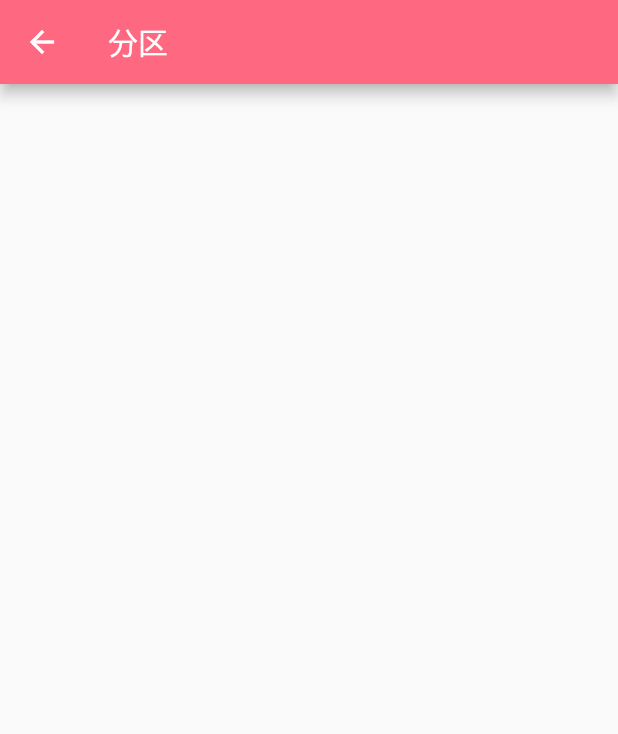
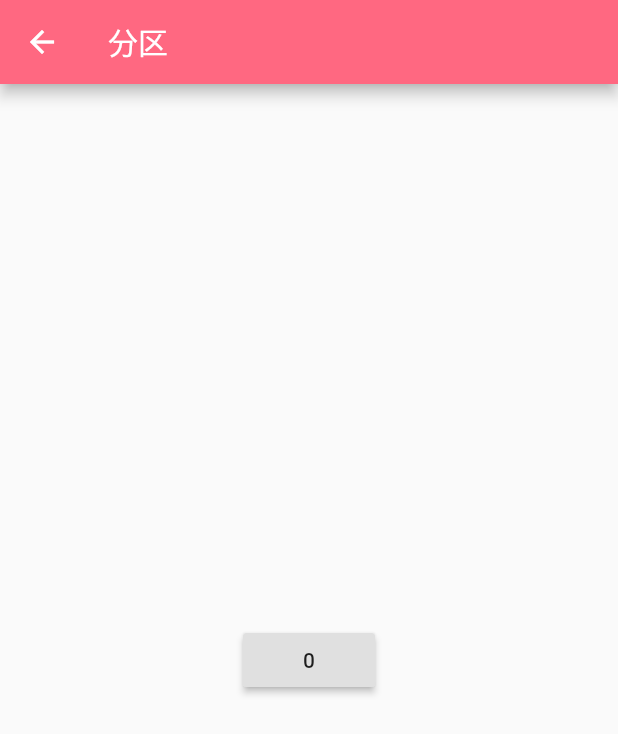
Before and after one commit to falstack/greedy, a Flutter app: the MainZone screen opened directly, on a phone screen of 412 x 824 dp. Shown: the top 734 px of the screen. Run offline on Flutter 3.47's test engine with Material 2 defaults, Android fonts, the phone set to English and light mode, and no system bars; our stand-ins replace fluro; missing offline and left inert: flutter_webview_plugin; statements that could not run were skipped.

Commit message:
add: counter

```diff
--- a/lib/main.dart
+++ b/lib/main.dart
@@ -4,10 +4,10 @@ import 'package:greedy/config/app.dart';
 import 'package:greedy/views/index.dart';
 import 'package:greedy/views/launch.dart';
 
-void main() => runApp(MyApp());
+void main() => runApp(createApp());
 
-class MyApp extends StatelessWidget {
-  MyApp() {
+class createApp extends StatelessWidget {
+  createApp() {
     final router = new Router();
     Routes.configureRoutes(router);
     App.router = router;
--- a/lib/views/main-zone.dart
+++ b/lib/views/main-zone.dart
@@ -8,6 +8,13 @@ class MainZone extends StatefulWidget {
 }
 
 class _MainZoneState extends State<MainZone> {
+  int _counter = 0;
+
+  void _handleClick() {
+    setState(() {
+      _counter++;
+    });
+  }
 
   @override
   Widget build(BuildContext context) {
@@ -15,6 +22,9 @@ class _MainZoneState extends State<MainZone> {
       appBar: AppBar(
         title: Text('分区')
       ),
+      body: Center(
+        child: RaisedButton(onPressed: _handleClick, child: Text('$_counter')),
+      )
     );
   }
 }
```
